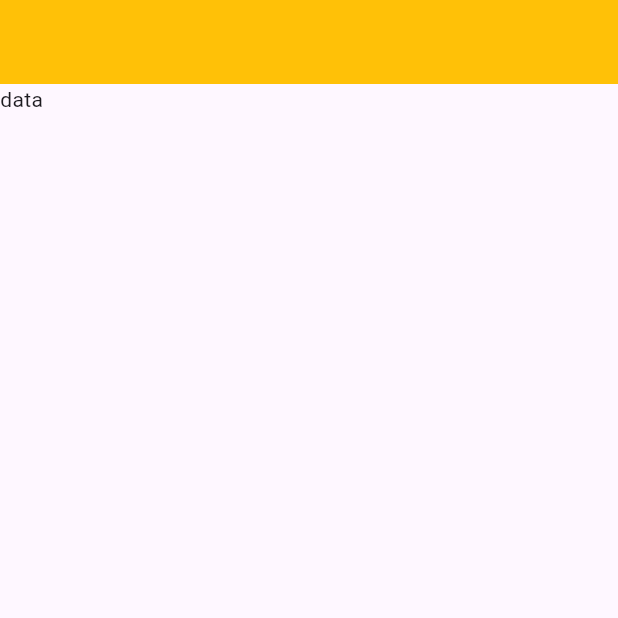
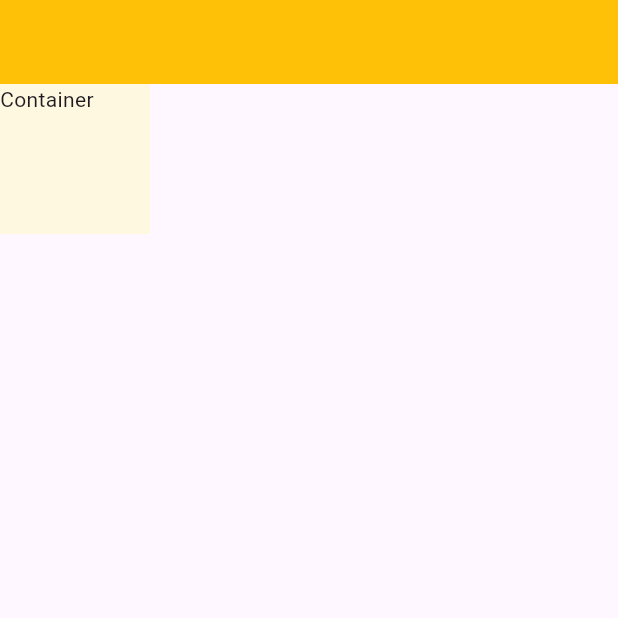
Before and after one commit to moobin015/flutter_application_1, a Flutter app: the screen it shows after launch, on a phone screen of 412 x 824 dp, the top half of it. Run offline on Flutter 3.47's test engine with Material 3 defaults, Android fonts, the phone set to English and light mode, and no system bars.

Commit message:
29 julay

```diff
--- a/lib/main.dart
+++ b/lib/main.dart
@@ -12,7 +12,12 @@ class Myapp extends StatelessWidget {
     return MaterialApp(
       home: Scaffold(
         appBar: AppBar(backgroundColor: Colors.amber,),
-        body: Text('data'),
+        body:
+        Container(
+          height: 100,
+          width: 100,
+          color: Colors.amber.shade50,
+          child: Text('Container'),),
       ),
     );
   }
```
